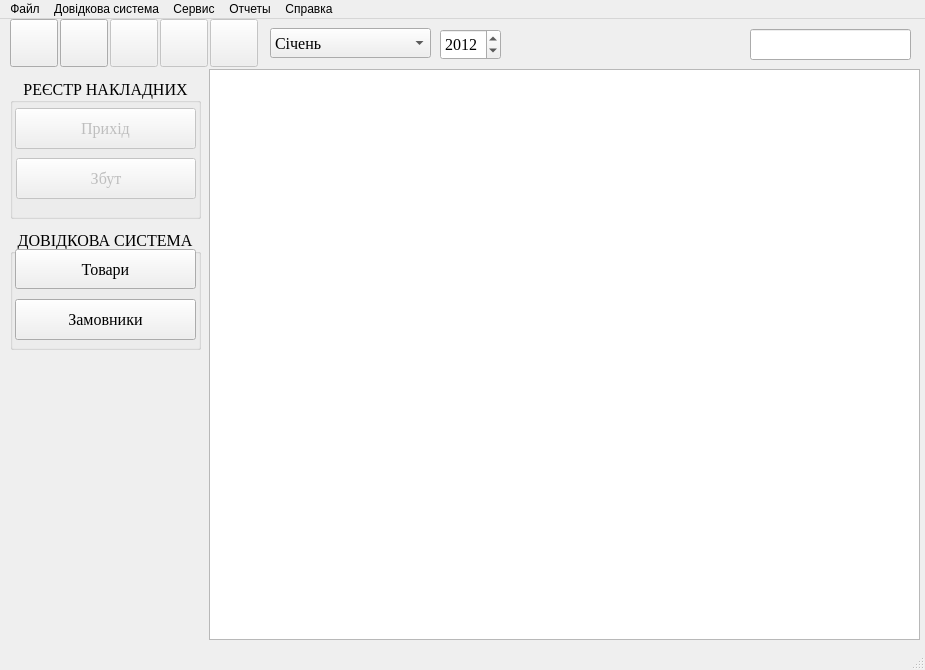
andrboyko/zbyt, file mainwindow.ui: the form before one commit.
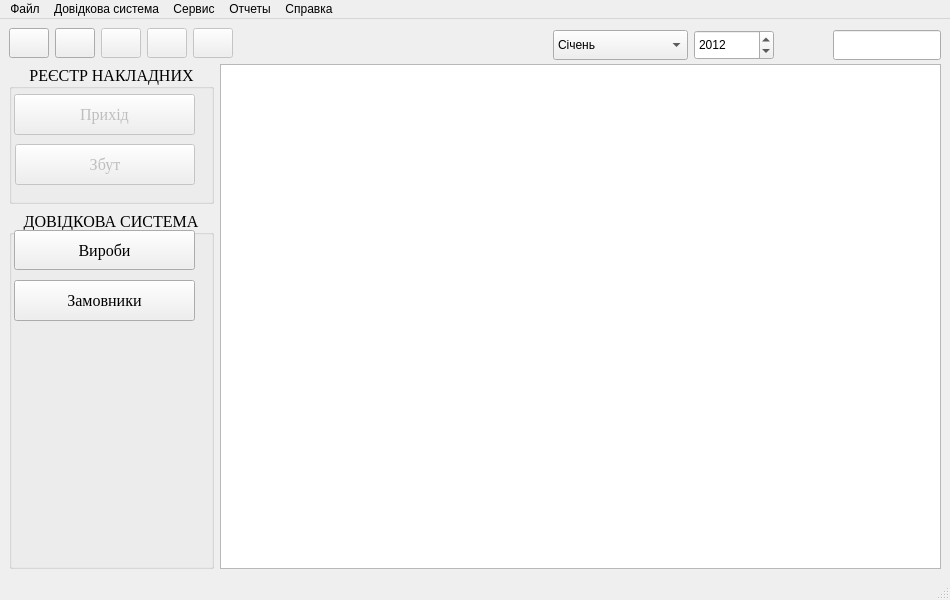
The form after the commit. Icons and pictures are not drawn.

Patch:
```diff
--- a/mainwindow.ui
+++ b/mainwindow.ui
@@ -6,20 +6,20 @@
    <rect>
     <x>0</x>
     <y>0</y>
-    <width>925</width>
-    <height>670</height>
+    <width>950</width>
+    <height>600</height>
    </rect>
   </property>
   <property name="minimumSize">
    <size>
-    <width>925</width>
-    <height>670</height>
+    <width>950</width>
+    <height>600</height>
    </size>
   </property>
   <property name="maximumSize">
    <size>
-    <width>925</width>
-    <height>670</height>
+    <width>16777215</width>
+    <height>16777215</height>
    </size>
   </property>
   <property name="windowTitle">
@@ -36,51 +36,201 @@
    </size>
   </property>
   <widget class="QWidget" name="centralwidget">
-   <widget class="QTableView" name="tableView">
-    <property name="geometry">
-     <rect>
-      <x>209</x>
-      <y>50</y>
-      <width>711</width>
-      <height>571</height>
-     </rect>
-    </property>
-    <property name="styleSheet">
-     <string notr="true"/>
-    </property>
-    <property name="frameShadow">
-     <enum>QFrame::Plain</enum>
-    </property>
-    <property name="editTriggers">
-     <set>QAbstractItemView::CurrentChanged|QAbstractItemView::SelectedClicked</set>
-    </property>
-    <property name="selectionBehavior">
-     <enum>QAbstractItemView::SelectRows</enum>
-    </property>
-   </widget>
-   <widget class="QWidget" name="widget" native="true">
-    <property name="geometry">
-     <rect>
-      <x>10</x>
-      <y>0</y>
-      <width>921</width>
-      <height>51</height>
-     </rect>
-    </property>
-    <property name="font">
-     <font>
-      <family>Times New Roman</family>
-      <pointsize>12</pointsize>
-     </font>
-    </property>
+   <layout class="QGridLayout" name="gridLayout">
+    <item row="0" column="0" colspan="2">
+     <layout class="QHBoxLayout" name="horizontalLayout">
+      <property name="spacing">
+       <number>6</number>
+      </property>
+      <property name="leftMargin">
+       <number>0</number>
+      </property>
+      <property name="topMargin">
+       <number>0</number>
+      </property>
+      <property name="rightMargin">
+       <number>0</number>
+      </property>
+      <property name="bottomMargin">
+       <number>0</number>
+      </property>
+      <item>
+       <widget class="QPushButton" name="pushButton">
+        <property name="maximumSize">
+         <size>
+          <width>58</width>
+          <height>48</height>
+         </size>
+        </property>
+        <property name="icon">
+         <iconset resource="ico.qrc">
+          <normaloff>:/ico/Button Add.ico</normaloff>:/ico/Button Add.ico</iconset>
+        </property>
+        <property name="iconSize">
+         <size>
+          <width>40</width>
+          <height>40</height>
+         </size>
+        </property>
+        <property name="autoDefault">
+         <bool>false</bool>
+        </property>
+        <property name="flat">
+         <bool>false</bool>
+        </property>
+       </widget>
+      </item>
+      <item>
+       <widget class="QPushButton" name="pushButton_2">
+        <property name="enabled">
+         <bool>true</bool>
+        </property>
+        <property name="maximumSize">
+         <size>
+          <width>58</width>
+          <height>48</height>
+         </size>
+        </property>
+        <property name="icon">
+         <iconset resource="ico.qrc">
+          <normaloff>:/ico/Button Delete.ico</normaloff>:/ico/Button Delete.ico</iconset>
+        </property>
+        <property name="iconSize">
+         <size>
+          <width>40</width>
+          <height>40</height>
+         </size>
+        </property>
+        <property name="autoExclusive">
+         <bool>true</bool>
+        </property>
+        <property name="autoRepeatDelay">
+         <number>0</number>
+        </property>
+        <property name="autoRepeatInterval">
+         <number>0</number>
+        </property>
+        <property name="flat">
+         <bool>false</bool>
+        </property>
+       </widget>
+      </item>
+      <item>
+       <widget class="QPushButton" name="pushButton_11">
+        <property name="enabled">
+         <bool>false</bool>
+        </property>
+        <property name="maximumSize">
+         <size>
+          <width>58</width>
+          <height>48</height>
+         </size>
+        </property>
+        <property name="icon">
+         <iconset resource="ico.qrc">
+          <normaloff>:/ico/kghostview_3262.ico</normaloff>:/ico/kghostview_3262.ico</iconset>
+        </property>
+        <property name="iconSize">
+         <size>
+          <width>40</width>
+          <height>40</height>
+         </size>
+        </property>
+        <property name="flat">
+         <bool>false</bool>
+        </property>
+       </widget>
+      </item>
+      <item>
+       <widget class="QPushButton" name="pushButton_5">
+        <property name="enabled">
+         <bool>false</bool>
+        </property>
+        <property name="maximumSize">
+         <size>
+          <width>58</width>
+          <height>48</height>
+         </size>
+        </property>
+        <property name="text">
+         <string/>
+        </property>
+        <property name="icon">
+         <iconset resource="ico.qrc">
+          <normaloff>:/ico/edit.ico</normaloff>:/ico/edit.ico</iconset>
+        </property>
+        <property name="iconSize">
+         <size>
+          <width>40</width>
+          <height>40</height>
+         </size>
+        </property>
+        <property name="flat">
+         <bool>false</bool>
+        </property>
+       </widget>
+      </item>
+      <item>
+       <widget class="QPushButton" name="pushButton_3">
+        <property name="enabled">
+         <bool>false</bool>
+        </property>
+        <property name="maximumSize">
+         <size>
+          <width>58</width>
+          <height>48</height>
+         </size>
+        </property>
+        <property name="icon">
+         <iconset resource="ico.qrc">
+          <normaloff>:/ico/print.ico</normaloff>:/ico/print.ico</iconset>
+        </property>
+        <property name="iconSize">
+         <size>
+          <width>40</width>
+          <height>40</height>
+         </size>
+        </property>
+        <property name="flat">
+         <bool>false</bool>
+        </property>
+       </widget>
+      </item>
+      <item>
+       <spacer name="horizontalSpacer">
+        <property name="orientation">
+         <enum>Qt::Horizontal</enum>
+        </property>
+        <property name="sizeType">
+         <enum>QSizePolicy::Expanding</enum>
+        </property>
+        <property name="sizeHint" stdset="0">
+         <size>
+          <width>93</width>
+          <height>20</height>
+         </size>
+        </property>
+       </spacer>
+      </item>
+      <item>
     <widget class="QComboBox" name="comboBox">
-     <property name="geometry">
-      <rect>
-       <x>260</x>
-       <y>9</y>
-       <width>161</width>
+        <property name="sizePolicy">
+         <sizepolicy hsizetype="Preferred" vsizetype="Fixed">
+          <horstretch>0</horstretch>
+          <verstretch>0</verstretch>
+         </sizepolicy>
+        </property>
+        <property name="minimumSize">
+         <size>
+          <width>135</width>
        <height>30</height>
-      </rect>
+         </size>
+        </property>
+        <property name="maximumSize">
+         <size>
+          <width>80</width>
+          <height>25</height>
+         </size>
      </property>
      <property name="maxVisibleItems">
       <number>12</number>
@@ -146,155 +296,20 @@
       </property>
      </item>
     </widget>
-    <widget class="QPushButton" name="pushButton">
-     <property name="geometry">
-      <rect>
-       <x>0</x>
-       <y>0</y>
-       <width>48</width>
-       <height>48</height>
-      </rect>
-     </property>
-     <property name="icon">
-      <iconset resource="ico.qrc">
-       <normaloff>:/ico/Button Add.ico</normaloff>:/ico/Button Add.ico</iconset>
-     </property>
-     <property name="iconSize">
-      <size>
-       <width>40</width>
-       <height>40</height>
-      </size>
-     </property>
-     <property name="autoDefault">
-      <bool>false</bool>
-     </property>
-     <property name="flat">
-      <bool>false</bool>
-     </property>
-    </widget>
-    <widget class="QPushButton" name="pushButton_3">
-     <property name="enabled">
-      <bool>false</bool>
-     </property>
-     <property name="geometry">
-      <rect>
-       <x>200</x>
-       <y>0</y>
-       <width>48</width>
-       <height>48</height>
-      </rect>
-     </property>
-     <property name="icon">
-      <iconset resource="ico.qrc">
-       <normaloff>:/ico/print.ico</normaloff>:/ico/print.ico</iconset>
-     </property>
-     <property name="iconSize">
-      <size>
-       <width>40</width>
-       <height>40</height>
-      </size>
-     </property>
-     <property name="flat">
-      <bool>false</bool>
-     </property>
-    </widget>
-    <widget class="QPushButton" name="pushButton_2">
-     <property name="enabled">
-      <bool>true</bool>
-     </property>
-     <property name="geometry">
-      <rect>
-       <x>50</x>
-       <y>0</y>
-       <width>48</width>
-       <height>48</height>
-      </rect>
-     </property>
-     <property name="icon">
-      <iconset resource="ico.qrc">
-       <normaloff>:/ico/Button Delete.ico</normaloff>:/ico/Button Delete.ico</iconset>
-     </property>
-     <property name="iconSize">
-      <size>
-       <width>40</width>
-       <height>40</height>
-      </size>
-     </property>
-     <property name="autoExclusive">
-      <bool>true</bool>
-     </property>
-     <property name="autoRepeatDelay">
-      <number>0</number>
-     </property>
-     <property name="autoRepeatInterval">
-      <number>0</number>
-     </property>
-     <property name="flat">
-      <bool>false</bool>
-     </property>
-    </widget>
-    <widget class="QLineEdit" name="lineEdit">
-     <property name="enabled">
-      <bool>true</bool>
-     </property>
-     <property name="geometry">
-      <rect>
-       <x>740</x>
-       <y>10</y>
-       <width>161</width>
-       <height>31</height>
-      </rect>
-     </property>
-     <property name="sizePolicy">
-      <sizepolicy hsizetype="Fixed" vsizetype="Fixed">
-       <horstretch>0</horstretch>
-       <verstretch>0</verstretch>
-      </sizepolicy>
-     </property>
-     <property name="focusPolicy">
-      <enum>Qt::WheelFocus</enum>
-     </property>
-     <property name="cursorPosition">
-      <number>0</number>
-     </property>
-    </widget>
-    <widget class="QPushButton" name="pushButton_5">
-     <property name="enabled">
-      <bool>false</bool>
-     </property>
-     <property name="geometry">
-      <rect>
-       <x>150</x>
-       <y>0</y>
-       <width>48</width>
-       <height>48</height>
-      </rect>
-     </property>
-     <property name="text">
-      <string/>
-     </property>
-     <property name="icon">
-      <iconset resource="ico.qrc">
-       <normaloff>:/ico/edit.ico</normaloff>:/ico/edit.ico</iconset>
-     </property>
-     <property name="iconSize">
-      <size>
-       <width>40</width>
-       <height>40</height>
-      </size>
-     </property>
-     <property name="flat">
-      <bool>false</bool>
-     </property>
-    </widget>
+      </item>
+      <item>
     <widget class="QSpinBox" name="spinBox">
-     <property name="geometry">
-      <rect>
-       <x>430</x>
-       <y>10</y>
-       <width>61</width>
-       <height>31</height>
-      </rect>
+        <property name="minimumSize">
+         <size>
+          <width>80</width>
+          <height>30</height>
+         </size>
+        </property>
+        <property name="maximumSize">
+         <size>
+          <width>80</width>
+          <height>25</height>
+         </size>
      </property>
      <property name="minimum">
       <number>1990</number>
@@ -306,40 +321,30 @@
       <number>2012</number>
      </property>
     </widget>
-    <widget class="QPushButton" name="pushButton_11">
-     <property name="enabled">
-      <bool>false</bool>
-     </property>
-     <property name="geometry">
-      <rect>
-       <x>100</x>
-       <y>0</y>
-       <width>48</width>
-       <height>48</height>
-      </rect>
-     </property>
-     <property name="icon">
-      <iconset resource="ico.qrc">
-       <normaloff>:/ico/kghostview_3262.ico</normaloff>:/ico/kghostview_3262.ico</iconset>
-     </property>
-     <property name="iconSize">
+      </item>
+      <item>
+       <spacer name="horizontalSpacer_2">
+        <property name="orientation">
+         <enum>Qt::Horizontal</enum>
+        </property>
+        <property name="sizeType">
+         <enum>QSizePolicy::Fixed</enum>
+        </property>
+        <property name="sizeHint" stdset="0">
       <size>
        <width>40</width>
-       <height>40</height>
-      </size>
-     </property>
-     <property name="flat">
-      <bool>false</bool>
-     </property>
-    </widget>
+          <height>20</height>
+         </size>
+        </property>
+       </spacer>
+      </item>
+      <item>
     <widget class="QLabel" name="label">
-     <property name="geometry">
-      <rect>
-       <x>680</x>
-       <y>5</y>
-       <width>51</width>
-       <height>40</height>
-      </rect>
+        <property name="maximumSize">
+         <size>
+          <width>60</width>
+          <height>49</height>
+         </size>
      </property>
      <property name="text">
       <string/>
@@ -348,15 +353,55 @@
       <pixmap resource="ico.qrc">:/ico/search.png</pixmap>
      </property>
     </widget>
-   </widget>
+      </item>
+      <item>
+       <widget class="QLineEdit" name="lineEdit">
+        <property name="enabled">
+         <bool>true</bool>
+        </property>
+        <property name="sizePolicy">
+         <sizepolicy hsizetype="Fixed" vsizetype="Fixed">
+          <horstretch>0</horstretch>
+          <verstretch>0</verstretch>
+         </sizepolicy>
+        </property>
+        <property name="minimumSize">
+         <size>
+          <width>0</width>
+          <height>30</height>
+         </size>
+        </property>
+        <property name="maximumSize">
+         <size>
+          <width>150</width>
+          <height>25</height>
+         </size>
+        </property>
+        <property name="focusPolicy">
+         <enum>Qt::WheelFocus</enum>
+        </property>
+        <property name="cursorPosition">
+         <number>0</number>
+        </property>
+       </widget>
+      </item>
+     </layout>
+    </item>
+    <item row="1" column="0">
+     <layout class="QVBoxLayout" name="verticalLayout">
+      <item>
    <widget class="QGroupBox" name="groupBox">
-    <property name="geometry">
-     <rect>
-      <x>10</x>
-      <y>59</y>
-      <width>191</width>
-      <height>141</height>
-     </rect>
+        <property name="minimumSize">
+         <size>
+          <width>0</width>
+          <height>140</height>
+         </size>
+        </property>
+        <property name="maximumSize">
+         <size>
+          <width>16777215</width>
+          <height>140</height>
+         </size>
     </property>
     <property name="font">
      <font>
@@ -456,15 +501,9 @@
      </property>
     </widget>
    </widget>
+      </item>
+      <item>
    <widget class="QGroupBox" name="groupBox_2">
-    <property name="geometry">
-     <rect>
-      <x>10</x>
-      <y>210</y>
-      <width>191</width>
-      <height>121</height>
-     </rect>
-    </property>
     <property name="font">
      <font>
       <family>Times New Roman</family>
@@ -540,7 +579,7 @@
       <bool>false</bool>
      </property>
      <property name="text">
-      <string>Товари</string>
+          <string>Вироби</string>
      </property>
      <property name="icon">
       <iconset resource="ico.qrc">
@@ -563,13 +602,33 @@
      </property>
     </widget>
    </widget>
+      </item>
+     </layout>
+    </item>
+    <item row="1" column="1">
+     <widget class="QTableView" name="tableView">
+      <property name="styleSheet">
+       <string notr="true"/>
+      </property>
+      <property name="frameShadow">
+       <enum>QFrame::Plain</enum>
+      </property>
+      <property name="editTriggers">
+       <set>QAbstractItemView::CurrentChanged|QAbstractItemView::SelectedClicked</set>
+      </property>
+      <property name="selectionBehavior">
+       <enum>QAbstractItemView::SelectRows</enum>
+      </property>
+     </widget>
+    </item>
+   </layout>
   </widget>
   <widget class="QMenuBar" name="menubar">
    <property name="geometry">
     <rect>
      <x>0</x>
      <y>0</y>
-     <width>925</width>
+     <width>950</width>
      <height>21</height>
     </rect>
    </property>
```
Left out of the diff: 2 changed lines with no effect on the pictures. Lines whose indentation alone changed are shown as unchanged.
